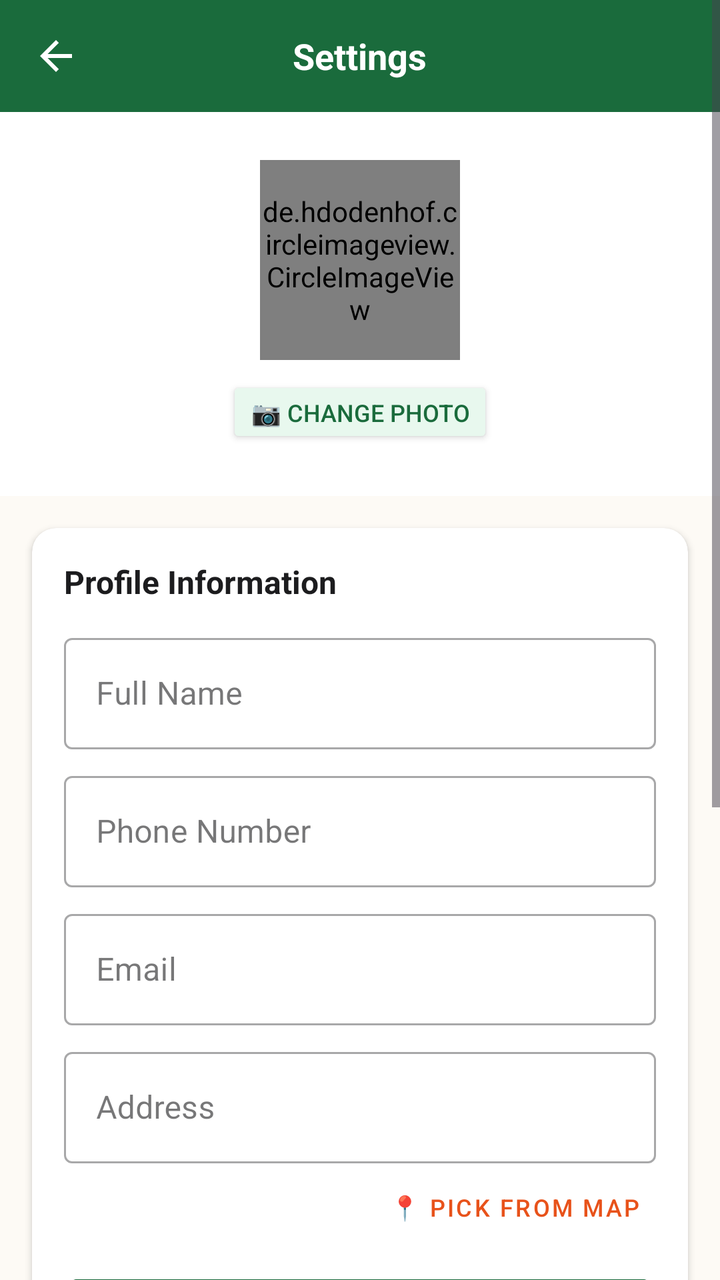
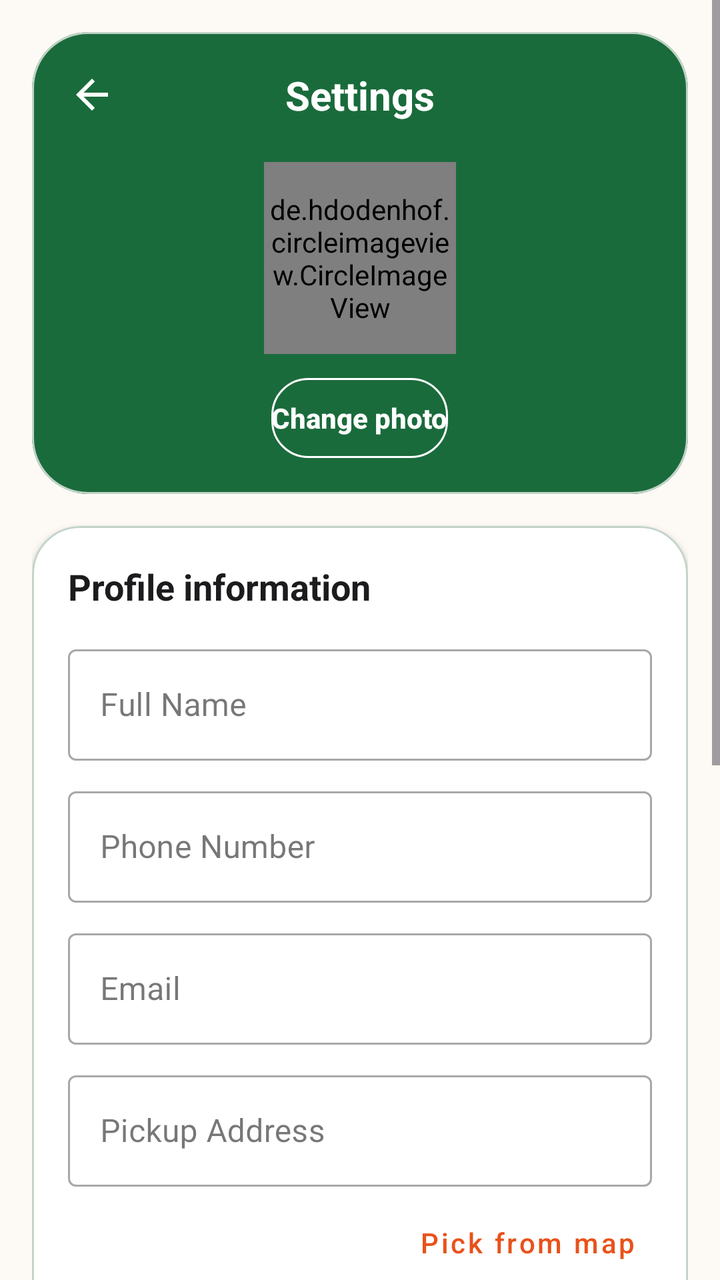

Screens rendered from an Android XML layout before and after an edit, with the pre-edit source and the edit as a unified diff.
<!-- AndroidManifest.xml: application theme Theme.REPLATE -->
<!-- res/layout/activity_settings.xml -->
<?xml version="1.0" encoding="utf-8"?>
<ScrollView xmlns:android="http://schemas.android.com/apk/res/android"
    xmlns:app="http://schemas.android.com/apk/res-auto"
    android:layout_width="match_parent"
    android:layout_height="match_parent"
    android:background="@color/md_theme_background">

    <LinearLayout
        android:layout_width="match_parent"
        android:layout_height="wrap_content"
        android:orientation="vertical">

        
        <RelativeLayout
            android:layout_width="match_parent"
            android:layout_height="56dp"
            android:background="@color/md_theme_primary"
            android:paddingHorizontal="16dp">

            <ImageView
                android:id="@+id/ivBack"
                android:layout_width="24dp"
                android:layout_height="24dp"
                android:layout_centerVertical="true"
                android:src="@drawable/ic_back"
                app:tint="@color/white" />

            <TextView
                android:layout_width="wrap_content"
                android:layout_height="wrap_content"
                android:layout_centerInParent="true"
                android:text="Settings"
                android:textColor="@color/white"
                android:textSize="18sp"
                android:textStyle="bold" />
        </RelativeLayout>

        
        <LinearLayout
            android:layout_width="match_parent"
            android:layout_height="wrap_content"
            android:background="@color/white"
            android:gravity="center_horizontal"
            android:orientation="vertical"
            android:padding="24dp">

            <de.hdodenhof.circleimageview.CircleImageView
                android:id="@+id/ivProfileImage"
                android:layout_width="100dp"
                android:layout_height="100dp"
                android:src="@drawable/ic_profile_placeholder"
                app:civ_border_width="3dp"
                app:civ_border_color="@color/primary" />

            <Button
                android:id="@+id/btnChangePhoto"
                android:layout_width="wrap_content"
                android:layout_height="36dp"
                android:layout_marginTop="8dp"
                android:backgroundTint="@color/md_theme_primaryContainer"
                android:text="📷 Change Photo"
                android:textColor="@color/primary"
                android:textSize="12sp" />
        </LinearLayout>

        
        <androidx.cardview.widget.CardView
            android:layout_width="match_parent"
            android:layout_height="wrap_content"
            android:layout_margin="16dp"
            app:cardCornerRadius="12dp"
            app:cardElevation="2dp">

            <LinearLayout
                android:layout_width="match_parent"
                android:layout_height="wrap_content"
                android:orientation="vertical"
                android:padding="16dp">

                <TextView
                    android:layout_width="wrap_content"
                    android:layout_height="wrap_content"
                    android:text="Profile Information"
                    android:textColor="@color/text_primary"
                    android:textSize="16sp"
                    android:textStyle="bold" />

                <com.google.android.material.textfield.TextInputLayout
                    android:layout_width="match_parent"
                    android:layout_height="wrap_content"
                    android:layout_marginTop="12dp"
                    style="@style/Widget.MaterialComponents.TextInputLayout.OutlinedBox">

                    <com.google.android.material.textfield.TextInputEditText
                        android:id="@+id/etName"
                        android:layout_width="match_parent"
                        android:layout_height="wrap_content"
                        android:hint="Full Name" />
                </com.google.android.material.textfield.TextInputLayout>

                <com.google.android.material.textfield.TextInputLayout
                    android:layout_width="match_parent"
                    android:layout_height="wrap_content"
                    android:layout_marginTop="8dp"
                    style="@style/Widget.MaterialComponents.TextInputLayout.OutlinedBox">

                    <com.google.android.material.textfield.TextInputEditText
                        android:id="@+id/etPhone"
                        android:layout_width="match_parent"
                        android:layout_height="wrap_content"
                        android:hint="Phone Number"
                        android:inputType="phone" />
                </com.google.android.material.textfield.TextInputLayout>

                <com.google.android.material.textfield.TextInputLayout
                    android:layout_width="match_parent"
                    android:layout_height="wrap_content"
                    android:layout_marginTop="8dp"
                    style="@style/Widget.MaterialComponents.TextInputLayout.OutlinedBox">

                    <com.google.android.material.textfield.TextInputEditText
                        android:id="@+id/etEmail"
                        android:layout_width="match_parent"
                        android:layout_height="wrap_content"
                        android:hint="Email"
                        android:enabled="false" />
                </com.google.android.material.textfield.TextInputLayout>

                
                <com.google.android.material.textfield.TextInputLayout
                    android:layout_width="match_parent"
                    android:layout_height="wrap_content"
                    android:layout_marginTop="8dp"
                    style="@style/Widget.MaterialComponents.TextInputLayout.OutlinedBox">

                    <com.google.android.material.textfield.TextInputEditText
                        android:id="@+id/etAddress"
                        android:layout_width="match_parent"
                        android:layout_height="wrap_content"
                        android:hint="Address"
                        android:inputType="textPostalAddress" />
                </com.google.android.material.textfield.TextInputLayout>

                <Button
                    android:id="@+id/btnPickAddress"
                    android:layout_width="wrap_content"
                    android:layout_height="36dp"
                    android:layout_marginTop="4dp"
                    android:layout_gravity="end"
                    android:backgroundTint="@color/md_theme_secondaryContainer"
                    android:text="📍 Pick from Map"
                    android:textColor="@color/ember"
                    android:textSize="12sp"
                    style="@style/Widget.MaterialComponents.Button.TextButton" />

                <Button
                    android:id="@+id/btnSaveProfile"
                    android:layout_width="match_parent"
                    android:layout_height="45dp"
                    android:layout_marginTop="12dp"
                    android:backgroundTint="@color/primary"
                    android:text="Save Changes"
                    android:textColor="@color/white" />
            </LinearLayout>
        </androidx.cardview.widget.CardView>

        
        <androidx.cardview.widget.CardView
            android:layout_width="match_parent"
            android:layout_height="wrap_content"
            android:layout_marginHorizontal="16dp"
            android:layout_marginBottom="16dp"
            app:cardCornerRadius="12dp"
            app:cardElevation="2dp">

            <LinearLayout
                android:layout_width="match_parent"
                android:layout_height="wrap_content"
                android:orientation="vertical"
                android:padding="16dp">

                <TextView
                    android:layout_width="wrap_content"
                    android:layout_height="wrap_content"
                    android:text="Preferences"
                    android:textColor="@color/text_primary"
                    android:textSize="16sp"
                    android:textStyle="bold" />

                <LinearLayout
                    android:layout_width="match_parent"
                    android:layout_height="wrap_content"
                    android:layout_marginTop="12dp"
                    android:gravity="center_vertical">
                    <TextView
                        android:layout_width="0dp"
                        android:layout_height="wrap_content"
                        android:layout_weight="1"
                        android:text="Push Notifications"
                        android:textColor="@color/text_primary"
                        android:textSize="15sp" />
                    <com.google.android.material.switchmaterial.SwitchMaterial
                        android:id="@+id/switchNotifications"
                        android:layout_width="wrap_content"
                        android:layout_height="wrap_content"
                        android:checked="true" />
                </LinearLayout>

                <LinearLayout
                    android:layout_width="match_parent"
                    android:layout_height="wrap_content"
                    android:layout_marginTop="8dp"
                    android:gravity="center_vertical">
                    <TextView
                        android:layout_width="0dp"
                        android:layout_height="wrap_content"
                        android:layout_weight="1"
                        android:text="Location Services"
                        android:textColor="@color/text_primary"
                        android:textSize="15sp" />
                    <com.google.android.material.switchmaterial.SwitchMaterial
                        android:id="@+id/switchLocation"
                        android:layout_width="wrap_content"
                        android:layout_height="wrap_content"
                        android:checked="true" />
                </LinearLayout>
            </LinearLayout>
        </androidx.cardview.widget.CardView>

        
        <androidx.cardview.widget.CardView
            android:layout_width="match_parent"
            android:layout_height="wrap_content"
            android:layout_marginHorizontal="16dp"
            android:layout_marginBottom="24dp"
            app:cardCornerRadius="12dp"
            app:cardElevation="2dp">

            <LinearLayout
                android:layout_width="match_parent"
                android:layout_height="wrap_content"
                android:gravity="center_horizontal"
                android:orientation="vertical"
                android:padding="16dp">

                <TextView
                    android:layout_width="wrap_content"
                    android:layout_height="wrap_content"
                    android:text="REPLATE"
                    android:textColor="@color/primary"
                    android:textSize="18sp"
                    android:textStyle="bold" />

                <TextView
                    android:layout_width="wrap_content"
                    android:layout_height="wrap_content"
                    android:text="Because Every Meal Matters 🍽️"
                    android:textColor="@color/text_secondary"
                    android:textSize="13sp" />

                <TextView
                    android:layout_width="wrap_content"
                    android:layout_height="wrap_content"
                    android:layout_marginTop="4dp"
                    android:text="Version 1.0.0"
                    android:textColor="@color/gray"
                    android:textSize="12sp" />
            </LinearLayout>
        </androidx.cardview.widget.CardView>
    </LinearLayout>
</ScrollView>
<!-- resources referenced by this layout -->
<resources>
  <color name="ember">#E8521A</color>
  <color name="gray">#6B7E6F</color>
  <color name="md_theme_background">#FDFAF5</color>
  <color name="md_theme_primary">#1A6B3C</color>
  <color name="md_theme_primaryContainer">#E8F8EE</color>
  <color name="md_theme_secondaryContainer">#E8F8EE</color>
  <color name="primary">#1A6B3C</color>
  <color name="text_primary">#1C1C1E</color>
  <color name="text_secondary">#6C6C6E</color>
  <color name="white">#FFFFFFFF</color>
  <!-- drawable ic_back (drawable) -->
  <?xml version="1.0" encoding="utf-8"?>
  <vector xmlns:android="http://schemas.android.com/apk/res/android"
      android:width="24dp"
      android:height="24dp"
      android:viewportWidth="24"
      android:viewportHeight="24">
      <path
          android:fillColor="#757575"
          android:pathData="M20,11H7.83l5.59,-5.59L12,4l-8,8 8,8 1.41,-1.41L7.83,13H20v-2z"/>
  </vector>
  <color name="md_theme_onPrimary">#FFFFFF</color>
  <color name="md_theme_onPrimaryContainer">#0D3B1E</color>
  <color name="md_theme_secondary">#25A55A</color>
  <color name="md_theme_onSecondary">#FFFFFF</color>
  <color name="md_theme_onSecondaryContainer">#0D3B1E</color>
  <color name="md_theme_tertiary">#E8521A</color>
  <color name="md_theme_onTertiary">#FFFFFF</color>
  <color name="md_theme_tertiaryContainer">#FFDBC9</color>
  <color name="md_theme_onTertiaryContainer">#5C1A00</color>
  <color name="md_theme_error">#BA1A1A</color>
  <color name="md_theme_onError">#FFFFFF</color>
  <color name="md_theme_errorContainer">#FFDAD6</color>
  <color name="md_theme_onErrorContainer">#410002</color>
  <color name="md_theme_onBackground">#1C1C1E</color>
  <color name="md_theme_surface">#FDFAF5</color>
  <color name="md_theme_onSurface">#1C1C1E</color>
  <color name="md_theme_surfaceVariant">#E8F8EE</color>
  <color name="md_theme_onSurfaceVariant">#3A4A3E</color>
  <color name="md_theme_outline">#6B7E6F</color>
  <color name="md_theme_outlineVariant">#C3D4C7</color>
  <color name="md_theme_inverseSurface">#1C1C1E</color>
  <color name="md_theme_inverseOnSurface">#F5F5F0</color>
  <color name="md_theme_inversePrimary">#4FCB7D</color>
  <color name="md_theme_surfaceContainerLowest">#FFFFFF</color>
  <color name="md_theme_surfaceContainerLow">#F8F6F1</color>
  <color name="md_theme_surfaceContainer">#F3F0EB</color>
  <color name="md_theme_surfaceContainerHigh">#EDEBE6</color>
  <color name="md_theme_surfaceContainerHighest">#E8E5E0</color>
  <color name="status_bar">#0D3B1E</color>
  <!-- unchanged entries left out for length: 2 -->
</resources>

<!-- the commit's change to res/layout/activity_settings.xml (unified diff, before → after) -->
@@ -8,87 +8,99 @@
     <LinearLayout
         android:layout_width="match_parent"
         android:layout_height="wrap_content"
-        android:orientation="vertical">
-
-        
-        <RelativeLayout
-            android:layout_width="match_parent"
-            android:layout_height="56dp"
-            android:background="@color/md_theme_primary"
-            android:paddingHorizontal="16dp">
-
-            <ImageView
-                android:id="@+id/ivBack"
-                android:layout_width="24dp"
-                android:layout_height="24dp"
-                android:layout_centerVertical="true"
-                android:src="@drawable/ic_back"
-                app:tint="@color/white" />
-
-            <TextView
-                android:layout_width="wrap_content"
-                android:layout_height="wrap_content"
-                android:layout_centerInParent="true"
-                android:text="Settings"
-                android:textColor="@color/white"
-                android:textSize="18sp"
-                android:textStyle="bold" />
-        </RelativeLayout>
-
-        
-        <LinearLayout
-            android:layout_width="match_parent"
-            android:layout_height="wrap_content"
-            android:background="@color/white"
-            android:gravity="center_horizontal"
-            android:orientation="vertical"
-            android:padding="24dp">
-
-            <de.hdodenhof.circleimageview.CircleImageView
-                android:id="@+id/ivProfileImage"
-                android:layout_width="100dp"
-                android:layout_height="100dp"
-                android:src="@drawable/ic_profile_placeholder"
-                app:civ_border_width="3dp"
-                app:civ_border_color="@color/primary" />
-
-            <Button
-                android:id="@+id/btnChangePhoto"
-                android:layout_width="wrap_content"
-                android:layout_height="36dp"
-                android:layout_marginTop="8dp"
-                android:backgroundTint="@color/md_theme_primaryContainer"
-                android:text="📷 Change Photo"
-                android:textColor="@color/primary"
-                android:textSize="12sp" />
-        </LinearLayout>
-
-        
-        <androidx.cardview.widget.CardView
-            android:layout_width="match_parent"
-            android:layout_height="wrap_content"
-            android:layout_margin="16dp"
-            app:cardCornerRadius="12dp"
+        android:orientation="vertical"
+        android:padding="16dp">
+
+        <com.google.android.material.card.MaterialCardView
+            android:layout_width="match_parent"
+            android:layout_height="wrap_content"
+            app:cardBackgroundColor="@color/green_primary"
+            app:cardCornerRadius="28dp"
+            app:cardElevation="0dp">
+
+            <LinearLayout
+                android:layout_width="match_parent"
+                android:layout_height="wrap_content"
+                android:orientation="vertical"
+                android:padding="18dp">
+
+                <RelativeLayout
+                    android:layout_width="match_parent"
+                    android:layout_height="wrap_content">
+
+                    <ImageView
+                        android:id="@+id/ivBack"
+                        android:layout_width="24dp"
+                        android:layout_height="24dp"
+                        android:layout_centerVertical="true"
+                        android:src="@drawable/ic_back"
+                        app:tint="@color/white" />
+
+                    <TextView
+                        android:layout_width="wrap_content"
+                        android:layout_height="wrap_content"
+                        android:layout_centerInParent="true"
+                        android:text="Settings"
+                        android:textColor="@color/white"
+                        android:textSize="20sp"
+                        android:textStyle="bold" />
+                </RelativeLayout>
+
+                <LinearLayout
+                    android:layout_width="match_parent"
+                    android:layout_height="wrap_content"
+                    android:layout_marginTop="20dp"
+                    android:gravity="center_horizontal"
+                    android:orientation="vertical">
+
+                    <de.hdodenhof.circleimageview.CircleImageView
+                        android:id="@+id/ivProfileImage"
+                        android:layout_width="96dp"
+                        android:layout_height="96dp"
+                        android:src="@drawable/ic_profile_placeholder"
+                        app:civ_border_color="@color/white"
+                        app:civ_border_width="3dp" />
+
+                    <Button
+                        android:id="@+id/btnChangePhoto"
+                        android:layout_width="wrap_content"
+                        android:layout_height="40dp"
+                        android:layout_marginTop="12dp"
+                        android:background="@drawable/button_outline_white"
+                        android:text="Change photo"
+                        android:textAllCaps="false"
+                        android:textColor="@color/white"
+                        android:textStyle="bold" />
+                </LinearLayout>
+            </LinearLayout>
+        </com.google.android.material.card.MaterialCardView>
+
+        <com.google.android.material.card.MaterialCardView
+            android:layout_width="match_parent"
+            android:layout_height="wrap_content"
+            android:layout_marginTop="16dp"
+            app:cardBackgroundColor="@color/white"
+            app:cardCornerRadius="24dp"
             app:cardElevation="2dp">
 
             <LinearLayout
                 android:layout_width="match_parent"
                 android:layout_height="wrap_content"
                 android:orientation="vertical"
-                android:padding="16dp">
-
-                <TextView
-                    android:layout_width="wrap_content"
-                    android:layout_height="wrap_content"
-                    android:text="Profile Information"
+                android:padding="18dp">
+
+                <TextView
+                    android:layout_width="wrap_content"
+                    android:layout_height="wrap_content"
+                    android:text="Profile information"
                     android:textColor="@color/text_primary"
-                    android:textSize="16sp"
-                    android:textStyle="bold" />
-
-                <com.google.android.material.textfield.TextInputLayout
-                    android:layout_width="match_parent"
-                    android:layout_height="wrap_content"
-                    android:layout_marginTop="12dp"
+                    android:textSize="18sp"
+                    android:textStyle="bold" />
+
+                <com.google.android.material.textfield.TextInputLayout
+                    android:layout_width="match_parent"
+                    android:layout_height="wrap_content"
+                    android:layout_marginTop="14dp"
                     style="@style/Widget.MaterialComponents.TextInputLayout.OutlinedBox">
 
                     <com.google.android.material.textfield.TextInputEditText
@@ -101,7 +113,7 @@
                 <com.google.android.material.textfield.TextInputLayout
                     android:layout_width="match_parent"
                     android:layout_height="wrap_content"
-                    android:layout_marginTop="8dp"
+                    android:layout_marginTop="10dp"
                     style="@style/Widget.MaterialComponents.TextInputLayout.OutlinedBox">
 
                     <com.google.android.material.textfield.TextInputEditText
@@ -115,83 +127,83 @@
                 <com.google.android.material.textfield.TextInputLayout
                     android:layout_width="match_parent"
                     android:layout_height="wrap_content"
-                    android:layout_marginTop="8dp"
+                    android:layout_marginTop="10dp"
                     style="@style/Widget.MaterialComponents.TextInputLayout.OutlinedBox">
 
                     <com.google.android.material.textfield.TextInputEditText
                         android:id="@+id/etEmail"
                         android:layout_width="match_parent"
                         android:layout_height="wrap_content"
-                        android:hint="Email"
-                        android:enabled="false" />
-                </com.google.android.material.textfield.TextInputLayout>
-
-                
-                <com.google.android.material.textfield.TextInputLayout
-                    android:layout_width="match_parent"
-                    android:layout_height="wrap_content"
-                    android:layout_marginTop="8dp"
+                        android:enabled="false"
+                        android:hint="Email" />
+                </com.google.android.material.textfield.TextInputLayout>
+
+                <com.google.android.material.textfield.TextInputLayout
+                    android:layout_width="match_parent"
+                    android:layout_height="wrap_content"
+                    android:layout_marginTop="10dp"
                     style="@style/Widget.MaterialComponents.TextInputLayout.OutlinedBox">
 
                     <com.google.android.material.textfield.TextInputEditText
                         android:id="@+id/etAddress"
                         android:layout_width="match_parent"
                         android:layout_height="wrap_content"
-                        android:hint="Address"
+                        android:hint="Pickup Address"
                         android:inputType="textPostalAddress" />
                 </com.google.android.material.textfield.TextInputLayout>
 
                 <Button
                     android:id="@+id/btnPickAddress"
-                    android:layout_width="wrap_content"
-                    android:layout_height="36dp"
-                    android:layout_marginTop="4dp"
+                    style="@style/Widget.MaterialComponents.Button.TextButton"
+                    android:layout_width="wrap_content"
+                    android:layout_height="40dp"
                     android:layout_gravity="end"
-                    android:backgroundTint="@color/md_theme_secondaryContainer"
-                    android:text="📍 Pick from Map"
-                    android:textColor="@color/ember"
-                    android:textSize="12sp"
-                    style="@style/Widget.MaterialComponents.Button.TextButton" />
+                    android:layout_marginTop="8dp"
+                    android:text="Pick from map"
+                    android:textAllCaps="false"
+                    android:textColor="@color/ember" />
 
                 <Button
                     android:id="@+id/btnSaveProfile"
                     android:layout_width="match_parent"
-                    android:layout_height="45dp"
-                    android:layout_marginTop="12dp"
-                    android:backgroundTint="@color/primary"
-                    android:text="Save Changes"
-                    android:textColor="@color/white" />
-            </LinearLayout>
-        </androidx.cardview.widget.CardView>
-
-        
-        <androidx.cardview.widget.CardView
-            android:layout_width="match_parent"
-            android:layout_height="wrap_content"
-            android:layout_marginHorizontal="16dp"
-            android:layout_marginBottom="16dp"
-            app:cardCornerRadius="12dp"
+                    android:layout_height="50dp"
+                    android:layout_marginTop="14dp"
+                    android:background="@drawable/button_primary"
+                    android:text="Save changes"
+                    android:textAllCaps="false"
+                    android:textColor="@color/white"
+                    android:textStyle="bold" />
+            </LinearLayout>
+        </com.google.android.material.card.MaterialCardView>
+
+        <com.google.android.material.card.MaterialCardView
+            android:layout_width="match_parent"
+            android:layout_height="wrap_content"
+            android:layout_marginTop="16dp"
+            app:cardBackgroundColor="@color/white"
+            app:cardCornerRadius="24dp"
             app:cardElevation="2dp">
 
             <LinearLayout
                 android:layout_width="match_parent"
                 android:layout_height="wrap_content"
                 android:orientation="vertical"
-                android:padding="16dp">
+                android:padding="18dp">
 
                 <TextView
                     android:layout_width="wrap_content"
                     android:layout_height="wrap_content"
                     android:text="Preferences"
                     android:textColor="@color/text_primary"
-                    android:textSize="16sp"
+                    android:textSize="18sp"
                     android:textStyle="bold" />
 
                 <LinearLayout
                     android:layout_width="match_parent"
                     android:layout_height="wrap_content"
-                    android:layout_marginTop="12dp"
+                    android:layout_marginTop="16dp"
                     android:gravity="center_vertical">
+
                     <TextView
                         android:layout_width="0dp"
                         android:layout_height="wrap_content"
@@ -199,6 +211,7 @@
                         android:text="Push Notifications"
                         android:textColor="@color/text_primary"
                         android:textSize="15sp" />
+
                     <com.google.android.material.switchmaterial.SwitchMaterial
                         android:id="@+id/switchNotifications"
                         android:layout_width="wrap_content"
@@ -209,8 +222,9 @@
                 <LinearLayout
                     android:layout_width="match_parent"
                     android:layout_height="wrap_content"
-                    android:layout_marginTop="8dp"
+                    android:layout_marginTop="12dp"
                     android:gravity="center_vertical">
+
                     <TextView
                         android:layout_width="0dp"
                         android:layout_height="wrap_content"
@@ -218,6 +232,7 @@
                         android:text="Location Services"
                         android:textColor="@color/text_primary"
                         android:textSize="15sp" />
+
                     <com.google.android.material.switchmaterial.SwitchMaterial
                         android:id="@+id/switchLocation"
                         android:layout_width="wrap_content"
@@ -225,15 +240,15 @@
                         android:checked="true" />
                 </LinearLayout>
             </LinearLayout>
-        </androidx.cardview.widget.CardView>
-
-        
-        <androidx.cardview.widget.CardView
-            android:layout_width="match_parent"
-            android:layout_height="wrap_content"
-            android:layout_marginHorizontal="16dp"
-            android:layout_marginBottom="24dp"
-            app:cardCornerRadius="12dp"
+        </com.google.android.material.card.MaterialCardView>
+
+        <com.google.android.material.card.MaterialCardView
+            android:layout_width="match_parent"
+            android:layout_height="wrap_content"
+            android:layout_marginTop="16dp"
+            android:layout_marginBottom="10dp"
+            app:cardBackgroundColor="@color/white"
+            app:cardCornerRadius="24dp"
             app:cardElevation="2dp">
 
             <LinearLayout
@@ -241,7 +256,7 @@
                 android:layout_height="wrap_content"
                 android:gravity="center_horizontal"
                 android:orientation="vertical"
-                android:padding="16dp">
+                android:padding="18dp">
 
                 <TextView
                     android:layout_width="wrap_content"
@@ -254,6 +269,7 @@
                 <TextView
                     android:layout_width="wrap_content"
                     android:layout_height="wrap_content"
+                    android:layout_marginTop="4dp"
                     android:text="Because Every Meal Matters 🍽️"
                     android:textColor="@color/text_secondary"
                     android:textSize="13sp" />
@@ -261,11 +277,11 @@
                 <TextView
                     android:layout_width="wrap_content"
                     android:layout_height="wrap_content"
-                    android:layout_marginTop="4dp"
+                    android:layout_marginTop="6dp"
                     android:text="Version 1.0.0"
                     android:textColor="@color/gray"
                     android:textSize="12sp" />
             </LinearLayout>
-        </androidx.cardview.widget.CardView>
+        </com.google.android.material.card.MaterialCardView>
     </LinearLayout>
 </ScrollView>
<!-- resource entries referenced after the edit -->
@@ -2,6 +2,7 @@
 <resources>
   <color name="ember">#E8521A</color>
   <color name="gray">#6B7E6F</color>
+  <color name="green_primary">#1A6B3C</color>
   <color name="md_theme_background">#FDFAF5</color>
   <color name="md_theme_primary">#1A6B3C</color>
   <color name="md_theme_primaryContainer">#E8F8EE</color>
@@ -10,6 +11,34 @@
   <color name="text_primary">#1C1C1E</color>
   <color name="text_secondary">#6C6C6E</color>
   <color name="white">#FFFFFFFF</color>
+  <!-- drawable button_outline_white (drawable) -->
+  <?xml version="1.0" encoding="utf-8"?>
+  <shape xmlns:android="http://schemas.android.com/apk/res/android"
+      android:shape="rectangle">
+      <stroke
+          android:width="1dp"
+          android:color="@color/white" />
+      <corners android:radius="18dp" />
+      <solid android:color="@android:color/transparent" />
+  </shape>
+  <!-- drawable button_primary (drawable) -->
+  <?xml version="1.0" encoding="utf-8"?>
+  <selector xmlns:android="http://schemas.android.com/apk/res/android">
+      
+      <item android:state_pressed="true">
+          <shape android:shape="rectangle">
+              <solid android:color="@color/primary_dark" />
+              <corners android:radius="28dp" />
+          </shape>
+      </item>
+      
+      <item>
+          <shape android:shape="rectangle">
+              <solid android:color="@color/primary" />
+              <corners android:radius="28dp" />
+          </shape>
+      </item>
+  </selector>
   <!-- drawable ic_back (drawable) -->
   <?xml version="1.0" encoding="utf-8"?>
   <vector xmlns:android="http://schemas.android.com/apk/res/android"
@@ -21,6 +50,7 @@
           android:fillColor="#757575"
           android:pathData="M20,11H7.83l5.59,-5.59L12,4l-8,8 8,8 1.41,-1.41L7.83,13H20v-2z"/>
   </vector>
+  <color name="primary_dark">#0D3B1E</color>
   <color name="md_theme_onPrimary">#FFFFFF</color>
   <color name="md_theme_onPrimaryContainer">#0D3B1E</color>
   <color name="md_theme_secondary">#25A55A</color>
